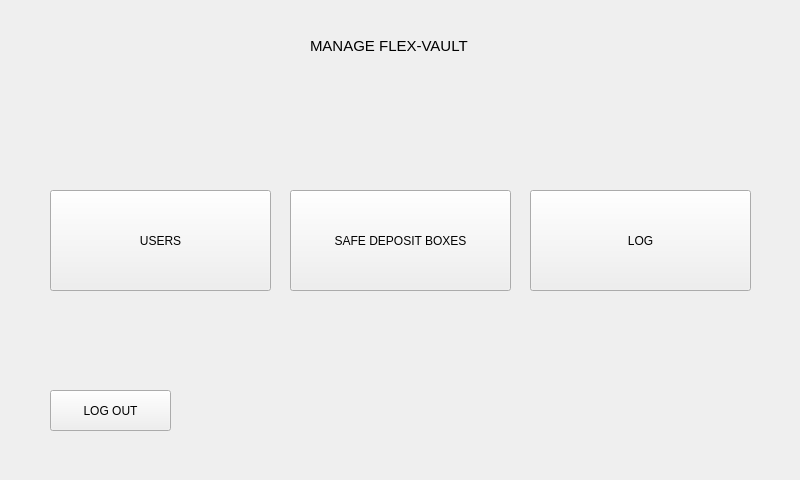
Old version of the form FlexVault_Qt/adminmainmenu.ui in the repository andreaslydemann/FlexVault.
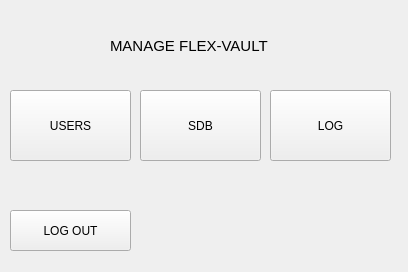
New version of the form.

Diff of the .ui file:
```diff
--- a/FlexVault_Qt/adminmainmenu.ui
+++ b/FlexVault_Qt/adminmainmenu.ui
@@ -6,8 +6,8 @@
    <rect>
     <x>0</x>
     <y>0</y>
-    <width>800</width>
-    <height>480</height>
+    <width>408</width>
+    <height>272</height>
    </rect>
   </property>
   <property name="windowTitle">
@@ -16,10 +16,10 @@
   <widget class="QPushButton" name="usersButton">
    <property name="geometry">
     <rect>
-     <x>50</x>
-     <y>190</y>
-     <width>221</width>
-     <height>101</height>
+     <x>10</x>
+     <y>90</y>
+     <width>121</width>
+     <height>71</height>
     </rect>
    </property>
    <property name="text">
@@ -29,23 +29,23 @@
   <widget class="QPushButton" name="sdbButton">
    <property name="geometry">
     <rect>
-     <x>290</x>
-     <y>190</y>
-     <width>221</width>
-     <height>101</height>
+     <x>140</x>
+     <y>90</y>
+     <width>121</width>
+     <height>71</height>
     </rect>
    </property>
    <property name="text">
-    <string>SAFE DEPOSIT BOXES</string>
+    <string>SDB</string>
    </property>
   </widget>
   <widget class="QPushButton" name="logButton">
    <property name="geometry">
     <rect>
-     <x>530</x>
-     <y>190</y>
-     <width>221</width>
-     <height>101</height>
+     <x>270</x>
+     <y>90</y>
+     <width>121</width>
+     <height>71</height>
     </rect>
    </property>
    <property name="text">
@@ -55,8 +55,8 @@
   <widget class="QPushButton" name="logOutButton">
    <property name="geometry">
     <rect>
-     <x>50</x>
-     <y>390</y>
+     <x>10</x>
+     <y>210</y>
      <width>121</width>
      <height>41</height>
     </rect>
@@ -68,7 +68,7 @@
   <widget class="QLabel" name="manageFVLabel">
    <property name="geometry">
     <rect>
-     <x>310</x>
+     <x>110</x>
      <y>30</y>
      <width>191</width>
      <height>31</height>
```
